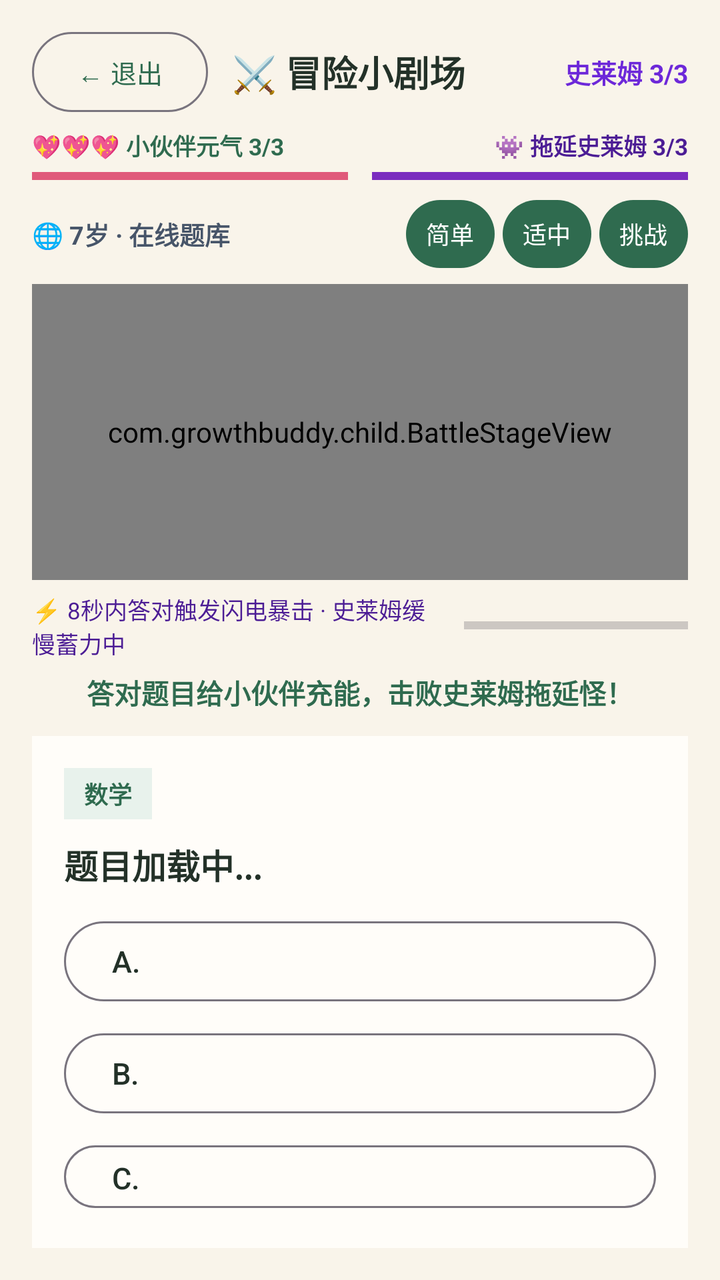
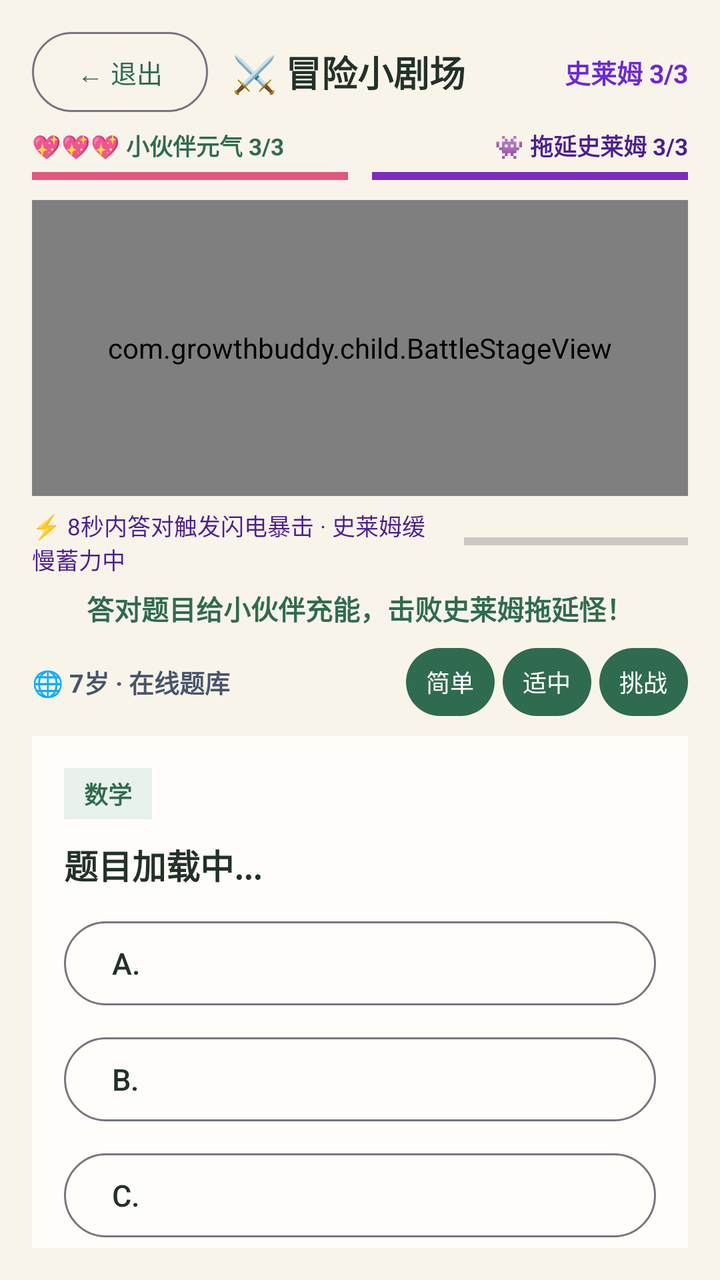

Two renders of the same Android screen: before a commit and after it. Below are the layout's source before the change and the commit's diff.
<!-- AndroidManifest.xml: application theme Theme.GrowthBuddyChild -->
<!-- res/layout/activity_adventure.xml -->
<?xml version="1.0" encoding="utf-8"?>
<LinearLayout xmlns:android="http://schemas.android.com/apk/res/android"
    android:layout_width="match_parent"
    android:layout_height="match_parent"
    android:background="#F9F4EA"
    android:orientation="vertical"
    android:padding="16dp">

    
    <LinearLayout
        android:layout_width="match_parent"
        android:layout_height="wrap_content"
        android:gravity="center_vertical"
        android:orientation="horizontal">

        <Button
            android:id="@+id/btnAdvExit"
            style="@style/Widget.Material3.Button.OutlinedButton"
            android:layout_width="wrap_content"
            android:layout_height="40dp"
            android:insetTop="0dp"
            android:insetBottom="0dp"
            android:minHeight="0dp"
            android:paddingHorizontal="12dp"
            android:paddingVertical="0dp"
            android:text="← 退出"
            android:textColor="#2F6B4F"
            android:textSize="13sp" />

        <TextView
            android:layout_width="0dp"
            android:layout_height="wrap_content"
            android:layout_marginStart="12dp"
            android:layout_weight="1"
            android:text="⚔️ 冒险小剧场"
            android:textColor="#233128"
            android:textSize="18sp"
            android:textStyle="bold" />

        <TextView
            android:id="@+id/tvAdvHp"
            android:layout_width="wrap_content"
            android:layout_height="wrap_content"
            android:text="史莱姆 3/3"
            android:textColor="#6D28D9"
            android:textSize="13sp"
            android:textStyle="bold" />
    </LinearLayout>

    
    <LinearLayout
        android:layout_width="match_parent"
        android:layout_height="wrap_content"
        android:layout_marginTop="8dp"
        android:gravity="center_vertical"
        android:orientation="horizontal">

        <LinearLayout
            android:layout_width="0dp"
            android:layout_height="wrap_content"
            android:layout_marginEnd="6dp"
            android:layout_weight="1"
            android:orientation="vertical">

            <TextView
                android:id="@+id/tvPetHp"
                android:layout_width="match_parent"
                android:layout_height="wrap_content"
                android:text="💖💖💖 小伙伴元气 3/3"
                android:textColor="#2F6B4F"
                android:textSize="11.5sp"
                android:textStyle="bold" />

            <ProgressBar
                android:id="@+id/pbPetHp"
                style="?android:attr/progressBarStyleHorizontal"
                android:layout_width="match_parent"
                android:layout_height="8dp"
                android:layout_marginTop="3dp"
                android:max="3"
                android:progress="3"
                android:progressTint="#E05A7A" />
        </LinearLayout>

        <LinearLayout
            android:layout_width="0dp"
            android:layout_height="wrap_content"
            android:layout_marginStart="6dp"
            android:layout_weight="1"
            android:orientation="vertical">

            <TextView
                android:id="@+id/tvSlimeHpBarLabel"
                android:layout_width="match_parent"
                android:layout_height="wrap_content"
                android:gravity="end"
                android:text="👾 拖延史莱姆 3/3"
                android:textColor="#4C1D95"
                android:textSize="11.5sp"
                android:textStyle="bold" />

            <ProgressBar
                android:id="@+id/pbMonsterHp"
                style="?android:attr/progressBarStyleHorizontal"
                android:layout_width="match_parent"
                android:layout_height="8dp"
                android:layout_marginTop="3dp"
                android:max="3"
                android:progress="3"
                android:progressTint="#7B2CBF" />
        </LinearLayout>
    </LinearLayout>

    
    <LinearLayout
        android:layout_width="match_parent"
        android:layout_height="wrap_content"
        android:layout_marginTop="8dp"
        android:gravity="center_vertical"
        android:orientation="horizontal">

        <TextView
            android:id="@+id/tvQuizLevelInfo"
            android:layout_width="0dp"
            android:layout_height="wrap_content"
            android:layout_weight="1"
            android:text="🌐 7岁 · 在线题库"
            android:textColor="#475569"
            android:textSize="12.5sp"
            android:textStyle="bold" />

        <Button
            android:id="@+id/btnDiffEasy"
            android:layout_width="wrap_content"
            android:layout_height="34dp"
            android:insetTop="0dp"
            android:insetBottom="0dp"
            android:minWidth="0dp"
            android:minHeight="0dp"
            android:paddingHorizontal="10dp"
            android:paddingVertical="0dp"
            android:text="简单"
            android:textSize="12sp" />

        <Button
            android:id="@+id/btnDiffNormal"
            android:layout_width="wrap_content"
            android:layout_height="34dp"
            android:layout_marginStart="4dp"
            android:insetTop="0dp"
            android:insetBottom="0dp"
            android:minWidth="0dp"
            android:minHeight="0dp"
            android:paddingHorizontal="10dp"
            android:paddingVertical="0dp"
            android:text="适中"
            android:textSize="12sp" />

        <Button
            android:id="@+id/btnDiffHard"
            android:layout_width="wrap_content"
            android:layout_height="34dp"
            android:layout_marginStart="4dp"
            android:insetTop="0dp"
            android:insetBottom="0dp"
            android:minWidth="0dp"
            android:minHeight="0dp"
            android:paddingHorizontal="10dp"
            android:paddingVertical="0dp"
            android:text="挑战"
            android:textSize="12sp" />
    </LinearLayout>

    
    <com.growthbuddy.child.BattleStageView
        android:id="@+id/advBattleStage"
        android:layout_width="match_parent"
        android:layout_height="148dp"
        android:layout_marginTop="8dp"
        android:background="#FFFDF9" />

    
    <LinearLayout
        android:layout_width="match_parent"
        android:layout_height="wrap_content"
        android:layout_marginTop="6dp"
        android:gravity="center_vertical"
        android:orientation="horizontal">

        <TextView
            android:id="@+id/tvSlimeCharge"
            android:layout_width="0dp"
            android:layout_height="wrap_content"
            android:layout_weight="1"
            android:text="⚡ 8秒内答对触发闪电暴击 · 史莱姆缓慢蓄力中"
            android:textColor="#4C1D95"
            android:textSize="11.5sp" />

        <ProgressBar
            android:id="@+id/pbSlimeCharge"
            style="?android:attr/progressBarStyleHorizontal"
            android:layout_width="112dp"
            android:layout_height="7dp"
            android:layout_marginStart="8dp"
            android:max="100"
            android:progress="0"
            android:progressTint="#7B2CBF" />
    </LinearLayout>

    <TextView
        android:id="@+id/tvAdvStatus"
        android:layout_width="match_parent"
        android:layout_height="wrap_content"
        android:layout_marginTop="6dp"
        android:gravity="center"
        android:text="答对题目给小伙伴充能，击败史莱姆拖延怪！"
        android:textColor="#2F6B4F"
        android:textSize="13.5sp"
        android:textStyle="bold" />

    
    <LinearLayout
        android:id="@+id/quizCard"
        android:layout_width="match_parent"
        android:layout_height="0dp"
        android:layout_marginTop="12dp"
        android:layout_weight="1"
        android:background="#FFFDF9"
        android:orientation="vertical"
        android:padding="16dp">

        <TextView
            android:id="@+id/tvQuizCat"
            android:layout_width="wrap_content"
            android:layout_height="wrap_content"
            android:background="#E8F2EC"
            android:paddingHorizontal="10dp"
            android:paddingVertical="4dp"
            android:text="数学"
            android:textColor="#2F6B4F"
            android:textSize="12sp"
            android:textStyle="bold" />

        <TextView
            android:id="@+id/tvQuizQuestion"
            android:layout_width="match_parent"
            android:layout_height="wrap_content"
            android:layout_marginTop="10dp"
            android:text="题目加载中..."
            android:textColor="#233128"
            android:textSize="17sp"
            android:textStyle="bold" />

        <Button
            android:id="@+id/btnOpt0"
            style="@style/Widget.Material3.Button.OutlinedButton"
            android:layout_width="match_parent"
            android:layout_height="wrap_content"
            android:minHeight="48dp"
            android:layout_marginTop="12dp"
            android:gravity="start|center_vertical"
            android:text="A."
            android:textColor="#233128"
            android:textSize="15sp" />

        <Button
            android:id="@+id/btnOpt1"
            style="@style/Widget.Material3.Button.OutlinedButton"
            android:layout_width="match_parent"
            android:layout_height="wrap_content"
            android:minHeight="48dp"
            android:layout_marginTop="8dp"
            android:gravity="start|center_vertical"
            android:text="B."
            android:textColor="#233128"
            android:textSize="15sp" />

        <Button
            android:id="@+id/btnOpt2"
            style="@style/Widget.Material3.Button.OutlinedButton"
            android:layout_width="match_parent"
            android:layout_height="wrap_content"
            android:minHeight="48dp"
            android:layout_marginTop="8dp"
            android:gravity="start|center_vertical"
            android:text="C."
            android:textColor="#233128"
            android:textSize="15sp" />

        <Button
            android:id="@+id/btnAdvNextRound"
            android:layout_width="match_parent"
            android:layout_height="50dp"
            android:layout_marginTop="16dp"
            android:backgroundTint="#E69A2B"
            android:text="🎉 再来一关！"
            android:textColor="#FFFFFF"
            android:textSize="15.5sp"
            android:textStyle="bold"
            android:visibility="gone" />
    </LinearLayout>

</LinearLayout>
<!-- resources referenced by this layout -->
<resources>
  <style name="Theme.GrowthBuddyChild" parent="Theme.Material3.Light.NoActionBar">
          <item name="colorPrimary">#2F6B4F</item>
          <item name="colorSecondary">#E8913A</item>
          <item name="android:statusBarColor">#FAF7F2</item>
          <item name="android:windowLightStatusBar">true</item>
      </style>
</resources>

<!-- the commit's change to res/layout/activity_adventure.xml (unified diff, before → after) -->
@@ -8,6 +8,7 @@
 
     
     <LinearLayout
+        android:id="@+id/advTopBar"
         android:layout_width="match_parent"
         android:layout_height="wrap_content"
         android:gravity="center_vertical"
@@ -47,257 +48,287 @@
             android:textStyle="bold" />
     </LinearLayout>
 
-    
-    <LinearLayout
+    <ScrollView
         android:layout_width="match_parent"
-        android:layout_height="wrap_content"
+        android:layout_height="0dp"
         android:layout_marginTop="8dp"
-        android:gravity="center_vertical"
-        android:orientation="horizontal">
+        android:layout_weight="1"
+        android:fillViewport="true"
+        android:scrollbars="none">
 
         <LinearLayout
-            android:layout_width="0dp"
+            android:id="@+id/advBodySplit"
+            android:layout_width="match_parent"
             android:layout_height="wrap_content"
-            android:layout_marginEnd="6dp"
-            android:layout_weight="1"
             android:orientation="vertical">
 
-            <TextView
-                android:id="@+id/tvPetHp"
+            
+            <LinearLayout
+                android:id="@+id/advLeftPane"
                 android:layout_width="match_parent"
                 android:layout_height="wrap_content"
-                android:text="💖💖💖 小伙伴元气 3/3"
-                android:textColor="#2F6B4F"
-                android:textSize="11.5sp"
-                android:textStyle="bold" />
-
-            <ProgressBar
-                android:id="@+id/pbPetHp"
-                style="?android:attr/progressBarStyleHorizontal"
-                android:layout_width="match_parent"
-                android:layout_height="8dp"
-                android:layout_marginTop="3dp"
-                android:max="3"
-                android:progress="3"
-                android:progressTint="#E05A7A" />
-        </LinearLayout>
-
-        <LinearLayout
-            android:layout_width="0dp"
-            android:layout_height="wrap_content"
-            android:layout_marginStart="6dp"
-            android:layout_weight="1"
-            android:orientation="vertical">
-
-            <TextView
-                android:id="@+id/tvSlimeHpBarLabel"
+                android:orientation="vertical">
+
+                
+                <LinearLayout
+                    android:layout_width="match_parent"
+                    android:layout_height="wrap_content"
+                    android:gravity="center_vertical"
+                    android:orientation="horizontal">
+
+                    <LinearLayout
+                        android:layout_width="0dp"
+                        android:layout_height="wrap_content"
+                        android:layout_marginEnd="6dp"
+                        android:layout_weight="1"
+                        android:orientation="vertical">
+
+                        <TextView
+                            android:id="@+id/tvPetHp"
+                            android:layout_width="match_parent"
+                            android:layout_height="wrap_content"
+                            android:text="💖💖💖 小伙伴元气 3/3"
+                            android:textColor="#2F6B4F"
+                            android:textSize="11.5sp"
+                            android:textStyle="bold" />
+
+                        <ProgressBar
+                            android:id="@+id/pbPetHp"
+                            style="?android:attr/progressBarStyleHorizontal"
+                            android:layout_width="match_parent"
+                            android:layout_height="8dp"
+                            android:layout_marginTop="3dp"
+                            android:max="3"
+                            android:progress="3"
+                            android:progressTint="#E05A7A" />
+                    </LinearLayout>
+
+                    <LinearLayout
+                        android:layout_width="0dp"
+                        android:layout_height="wrap_content"
+                        android:layout_marginStart="6dp"
+                        android:layout_weight="1"
+                        android:orientation="vertical">
+
+                        <TextView
+                            android:id="@+id/tvSlimeHpBarLabel"
+                            android:layout_width="match_parent"
+                            android:layout_height="wrap_content"
+                            android:gravity="end"
+                            android:text="👾 拖延史莱姆 3/3"
+                            android:textColor="#4C1D95"
+                            android:textSize="11.5sp"
+                            android:textStyle="bold" />
+
+                        <ProgressBar
+                            android:id="@+id/pbMonsterHp"
+                            style="?android:attr/progressBarStyleHorizontal"
+                            android:layout_width="match_parent"
+                            android:layout_height="8dp"
+                            android:layout_marginTop="3dp"
+                            android:max="3"
+                            android:progress="3"
+                            android:progressTint="#7B2CBF" />
+                    </LinearLayout>
+                </LinearLayout>
+
+                
+                <com.growthbuddy.child.BattleStageView
+                    android:id="@+id/advBattleStage"
+                    android:layout_width="match_parent"
+                    android:layout_height="148dp"
+                    android:layout_marginTop="8dp"
+                    android:background="#FFFDF9" />
+
+                
+                <LinearLayout
+                    android:layout_width="match_parent"
+                    android:layout_height="wrap_content"
+                    android:layout_marginTop="6dp"
+                    android:gravity="center_vertical"
+                    android:orientation="horizontal">
+
+                    <TextView
+                        android:id="@+id/tvSlimeCharge"
+                        android:layout_width="0dp"
+                        android:layout_height="wrap_content"
+                        android:layout_weight="1"
+                        android:text="⚡ 8秒内答对触发闪电暴击 · 史莱姆缓慢蓄力中"
+                        android:textColor="#4C1D95"
+                        android:textSize="11.5sp" />
+
+                    <ProgressBar
+                        android:id="@+id/pbSlimeCharge"
+                        style="?android:attr/progressBarStyleHorizontal"
+                        android:layout_width="112dp"
+                        android:layout_height="7dp"
+                        android:layout_marginStart="8dp"
+                        android:max="100"
+                        android:progress="0"
+                        android:progressTint="#7B2CBF" />
+                </LinearLayout>
+
+                <TextView
+                    android:id="@+id/tvAdvStatus"
+                    android:layout_width="match_parent"
+                    android:layout_height="wrap_content"
+                    android:layout_marginTop="6dp"
+                    android:gravity="center"
+                    android:text="答对题目给小伙伴充能，击败史莱姆拖延怪！"
+                    android:textColor="#2F6B4F"
+                    android:textSize="13.5sp"
+                    android:textStyle="bold" />
+            </LinearLayout>
+
+            
+            <LinearLayout
+                android:id="@+id/advRightPane"
                 android:layout_width="match_parent"
                 android:layout_height="wrap_content"
-                android:gravity="end"
-                android:text="👾 拖延史莱姆 3/3"
-                android:textColor="#4C1D95"
-                android:textSize="11.5sp"
-                android:textStyle="bold" />
-
-            <ProgressBar
-                android:id="@+id/pbMonsterHp"
-                style="?android:attr/progressBarStyleHorizontal"
-                android:layout_width="match_parent"
-                android:layout_height="8dp"
-                android:layout_marginTop="3dp"
-                android:max="3"
-                android:progress="3"
-                android:progressTint="#7B2CBF" />
+                android:layout_marginTop="10dp"
+                android:orientation="vertical">
+
+                
+                <LinearLayout
+                    android:layout_width="match_parent"
+                    android:layout_height="wrap_content"
+                    android:gravity="center_vertical"
+                    android:orientation="horizontal">
+
+                    <TextView
+                        android:id="@+id/tvQuizLevelInfo"
+                        android:layout_width="0dp"
+                        android:layout_height="wrap_content"
+                        android:layout_weight="1"
+                        android:text="🌐 7岁 · 在线题库"
+                        android:textColor="#475569"
+                        android:textSize="12.5sp"
+                        android:textStyle="bold" />
+
+                    <Button
+                        android:id="@+id/btnDiffEasy"
+                        android:layout_width="wrap_content"
+                        android:layout_height="34dp"
+                        android:insetTop="0dp"
+                        android:insetBottom="0dp"
+                        android:minWidth="0dp"
+                        android:minHeight="0dp"
+                        android:paddingHorizontal="10dp"
+                        android:paddingVertical="0dp"
+                        android:text="简单"
+                        android:textSize="12sp" />
+
+                    <Button
+                        android:id="@+id/btnDiffNormal"
+                        android:layout_width="wrap_content"
+                        android:layout_height="34dp"
+                        android:layout_marginStart="4dp"
+                        android:insetTop="0dp"
+                        android:insetBottom="0dp"
+                        android:minWidth="0dp"
+                        android:minHeight="0dp"
+                        android:paddingHorizontal="10dp"
+                        android:paddingVertical="0dp"
+                        android:text="适中"
+                        android:textSize="12sp" />
+
+                    <Button
+                        android:id="@+id/btnDiffHard"
+                        android:layout_width="wrap_content"
+                        android:layout_height="34dp"
+                        android:layout_marginStart="4dp"
+                        android:insetTop="0dp"
+                        android:insetBottom="0dp"
+                        android:minWidth="0dp"
+                        android:minHeight="0dp"
+                        android:paddingHorizontal="10dp"
+                        android:paddingVertical="0dp"
+                        android:text="挑战"
+                        android:textSize="12sp" />
+                </LinearLayout>
+
+                
+                <LinearLayout
+                    android:id="@+id/quizCard"
+                    android:layout_width="match_parent"
+                    android:layout_height="wrap_content"
+                    android:layout_marginTop="10dp"
+                    android:background="#FFFDF9"
+                    android:orientation="vertical"
+                    android:padding="16dp">
+
+                    <TextView
+                        android:id="@+id/tvQuizCat"
+                        android:layout_width="wrap_content"
+                        android:layout_height="wrap_content"
+                        android:background="#E8F2EC"
+                        android:paddingHorizontal="10dp"
+                        android:paddingVertical="4dp"
+                        android:text="数学"
+                        android:textColor="#2F6B4F"
+                        android:textSize="12sp"
+                        android:textStyle="bold" />
+
+                    <TextView
+                        android:id="@+id/tvQuizQuestion"
+                        android:layout_width="match_parent"
+                        android:layout_height="wrap_content"
+                        android:layout_marginTop="10dp"
+                        android:text="题目加载中..."
+                        android:textColor="#233128"
+                        android:textSize="17sp"
+                        android:textStyle="bold" />
+
+                    <Button
+                        android:id="@+id/btnOpt0"
+                        style="@style/Widget.Material3.Button.OutlinedButton"
+                        android:layout_width="match_parent"
+                        android:layout_height="wrap_content"
+                        android:layout_marginTop="12dp"
+                        android:gravity="start|center_vertical"
+                        android:minHeight="50dp"
+                        android:text="A."
+                        android:textColor="#233128"
+                        android:textSize="15sp" />
+
+                    <Button
+                        android:id="@+id/btnOpt1"
+                        style="@style/Widget.Material3.Button.OutlinedButton"
+                        android:layout_width="match_parent"
+                        android:layout_height="wrap_content"
+                        android:layout_marginTop="8dp"
+                        android:gravity="start|center_vertical"
+                        android:minHeight="50dp"
+                        android:text="B."
+                        android:textColor="#233128"
+                        android:textSize="15sp" />
+
+                    <Button
+                        android:id="@+id/btnOpt2"
+                        style="@style/Widget.Material3.Button.OutlinedButton"
+                        android:layout_width="match_parent"
+                        android:layout_height="wrap_content"
+                        android:layout_marginTop="8dp"
+                        android:gravity="start|center_vertical"
+                        android:minHeight="50dp"
+                        android:text="C."
+                        android:textColor="#233128"
+                        android:textSize="15sp" />
+
+                    <Button
+                        android:id="@+id/btnAdvNextRound"
+                        android:layout_width="match_parent"
+                        android:layout_height="50dp"
+                        android:layout_marginTop="16dp"
+                        android:backgroundTint="#E69A2B"
+                        android:text="🎉 再来一关！"
+                        android:textColor="#FFFFFF"
+                        android:textSize="15.5sp"
+                        android:textStyle="bold"
+                        android:visibility="gone" />
+                </LinearLayout>
+            </LinearLayout>
         </LinearLayout>
-    </LinearLayout>
-
-    
-    <LinearLayout
-        android:layout_width="match_parent"
-        android:layout_height="wrap_content"
-        android:layout_marginTop="8dp"
-        android:gravity="center_vertical"
-        android:orientation="horizontal">
-
-        <TextView
-            android:id="@+id/tvQuizLevelInfo"
-            android:layout_width="0dp"
-            android:layout_height="wrap_content"
-            android:layout_weight="1"
-            android:text="🌐 7岁 · 在线题库"
-            android:textColor="#475569"
-            android:textSize="12.5sp"
-            android:textStyle="bold" />
-
-        <Button
-            android:id="@+id/btnDiffEasy"
-            android:layout_width="wrap_content"
-            android:layout_height="34dp"
-            android:insetTop="0dp"
-            android:insetBottom="0dp"
-            android:minWidth="0dp"
-            android:minHeight="0dp"
-            android:paddingHorizontal="10dp"
-            android:paddingVertical="0dp"
-            android:text="简单"
-            android:textSize="12sp" />
-
-        <Button
-            android:id="@+id/btnDiffNormal"
-            android:layout_width="wrap_content"
-            android:layout_height="34dp"
-            android:layout_marginStart="4dp"
-            android:insetTop="0dp"
-            android:insetBottom="0dp"
-            android:minWidth="0dp"
-            android:minHeight="0dp"
-            android:paddingHorizontal="10dp"
-            android:paddingVertical="0dp"
-            android:text="适中"
-            android:textSize="12sp" />
-
-        <Button
-            android:id="@+id/btnDiffHard"
-            android:layout_width="wrap_content"
-            android:layout_height="34dp"
-            android:layout_marginStart="4dp"
-            android:insetTop="0dp"
-            android:insetBottom="0dp"
-            android:minWidth="0dp"
-            android:minHeight="0dp"
-            android:paddingHorizontal="10dp"
-            android:paddingVertical="0dp"
-            android:text="挑战"
-            android:textSize="12sp" />
-    </LinearLayout>
-
-    
-    <com.growthbuddy.child.BattleStageView
-        android:id="@+id/advBattleStage"
-        android:layout_width="match_parent"
-        android:layout_height="148dp"
-        android:layout_marginTop="8dp"
-        android:background="#FFFDF9" />
-
-    
-    <LinearLayout
-        android:layout_width="match_parent"
-        android:layout_height="wrap_content"
-        android:layout_marginTop="6dp"
-        android:gravity="center_vertical"
-        android:orientation="horizontal">
-
-        <TextView
-            android:id="@+id/tvSlimeCharge"
-            android:layout_width="0dp"
-            android:layout_height="wrap_content"
-            android:layout_weight="1"
-            android:text="⚡ 8秒内答对触发闪电暴击 · 史莱姆缓慢蓄力中"
-            android:textColor="#4C1D95"
-            android:textSize="11.5sp" />
-
-        <ProgressBar
-            android:id="@+id/pbSlimeCharge"
-            style="?android:attr/progressBarStyleHorizontal"
-            android:layout_width="112dp"
-            android:layout_height="7dp"
-            android:layout_marginStart="8dp"
-            android:max="100"
-            android:progress="0"
-            android:progressTint="#7B2CBF" />
-    </LinearLayout>
-
-    <TextView
-        android:id="@+id/tvAdvStatus"
-        android:layout_width="match_parent"
-        android:layout_height="wrap_content"
-        android:layout_marginTop="6dp"
-        android:gravity="center"
-        android:text="答对题目给小伙伴充能，击败史莱姆拖延怪！"
-        android:textColor="#2F6B4F"
-        android:textSize="13.5sp"
-        android:textStyle="bold" />
-
-    
-    <LinearLayout
-        android:id="@+id/quizCard"
-        android:layout_width="match_parent"
-        android:layout_height="0dp"
-        android:layout_marginTop="12dp"
-        android:layout_weight="1"
-        android:background="#FFFDF9"
-        android:orientation="vertical"
-        android:padding="16dp">
-
-        <TextView
-            android:id="@+id/tvQuizCat"
-            android:layout_width="wrap_content"
-            android:layout_height="wrap_content"
-            android:background="#E8F2EC"
-            android:paddingHorizontal="10dp"
-            android:paddingVertical="4dp"
-            android:text="数学"
-            android:textColor="#2F6B4F"
-            android:textSize="12sp"
-            android:textStyle="bold" />
-
-        <TextView
-            android:id="@+id/tvQuizQuestion"
-            android:layout_width="match_parent"
-            android:layout_height="wrap_content"
-            android:layout_marginTop="10dp"
-            android:text="题目加载中..."
-            android:textColor="#233128"
-            android:textSize="17sp"
-            android:textStyle="bold" />
-
-        <Button
-            android:id="@+id/btnOpt0"
-            style="@style/Widget.Material3.Button.OutlinedButton"
-            android:layout_width="match_parent"
-            android:layout_height="wrap_content"
-            android:minHeight="48dp"
-            android:layout_marginTop="12dp"
-            android:gravity="start|center_vertical"
-            android:text="A."
-            android:textColor="#233128"
-            android:textSize="15sp" />
-
-        <Button
-            android:id="@+id/btnOpt1"
-            style="@style/Widget.Material3.Button.OutlinedButton"
-            android:layout_width="match_parent"
-            android:layout_height="wrap_content"
-            android:minHeight="48dp"
-            android:layout_marginTop="8dp"
-            android:gravity="start|center_vertical"
-            android:text="B."
-            android:textColor="#233128"
-            android:textSize="15sp" />
-
-        <Button
-            android:id="@+id/btnOpt2"
-            style="@style/Widget.Material3.Button.OutlinedButton"
-            android:layout_width="match_parent"
-            android:layout_height="wrap_content"
-            android:minHeight="48dp"
-            android:layout_marginTop="8dp"
-            android:gravity="start|center_vertical"
-            android:text="C."
-            android:textColor="#233128"
-            android:textSize="15sp" />
-
-        <Button
-            android:id="@+id/btnAdvNextRound"
-            android:layout_width="match_parent"
-            android:layout_height="50dp"
-            android:layout_marginTop="16dp"
-            android:backgroundTint="#E69A2B"
-            android:text="🎉 再来一关！"
-            android:textColor="#FFFFFF"
-            android:textSize="15.5sp"
-            android:textStyle="bold"
-            android:visibility="gone" />
-    </LinearLayout>
+    </ScrollView>
 
 </LinearLayout>
